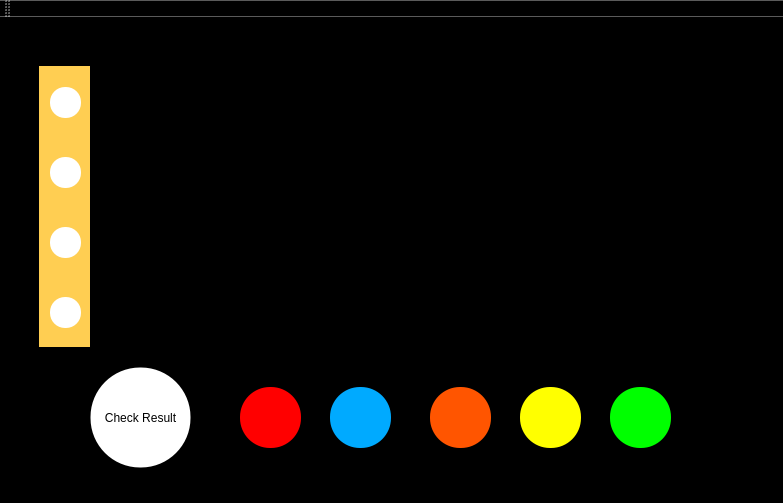
Old version of the form mainwindow.ui in the repository AugSuarez/mastermindGUI.
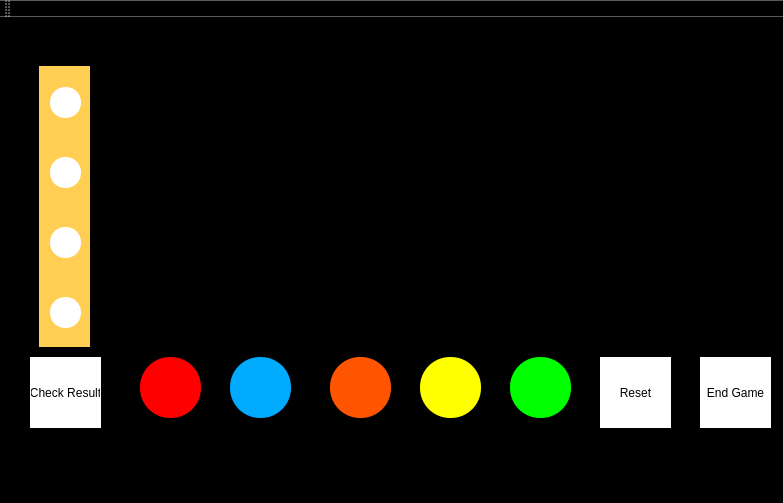
New version of the form.

Commit message: added End Game button

Patch:
```diff
--- a/mainwindow.ui
+++ b/mainwindow.ui
@@ -22,10 +22,10 @@
    <widget class="QPushButton" name="check">
     <property name="geometry">
      <rect>
-      <x>90</x>
-      <y>350</y>
-      <width>101</width>
-      <height>101</height>
+      <x>30</x>
+      <y>340</y>
+      <width>71</width>
+      <height>71</height>
      </rect>
     </property>
     <property name="styleSheet">
@@ -137,8 +137,8 @@
    <widget class="QPushButton" name="btnred">
     <property name="geometry">
      <rect>
-      <x>240</x>
-      <y>370</y>
+      <x>140</x>
+      <y>340</y>
       <width>61</width>
       <height>61</height>
      </rect>
@@ -158,8 +158,8 @@
    <widget class="QPushButton" name="btnblue">
     <property name="geometry">
      <rect>
-      <x>330</x>
-      <y>370</y>
+      <x>230</x>
+      <y>340</y>
       <width>61</width>
       <height>61</height>
      </rect>
@@ -177,8 +177,8 @@
    <widget class="QPushButton" name="btnorg">
     <property name="geometry">
      <rect>
-      <x>430</x>
-      <y>370</y>
+      <x>330</x>
+      <y>340</y>
       <width>61</width>
       <height>61</height>
      </rect>
@@ -196,8 +196,8 @@
    <widget class="QPushButton" name="btnyel">
     <property name="geometry">
      <rect>
-      <x>520</x>
-      <y>370</y>
+      <x>420</x>
+      <y>340</y>
       <width>61</width>
       <height>61</height>
      </rect>
@@ -215,8 +215,8 @@
    <widget class="QPushButton" name="btngrn">
     <property name="geometry">
      <rect>
-      <x>610</x>
-      <y>370</y>
+      <x>510</x>
+      <y>340</y>
       <width>61</width>
       <height>61</height>
      </rect>
@@ -231,6 +231,48 @@
      <string/>
     </property>
    </widget>
+   <widget class="QPushButton" name="reset">
+    <property name="geometry">
+     <rect>
+      <x>600</x>
+      <y>340</y>
+      <width>71</width>
+      <height>71</height>
+     </rect>
+    </property>
+    <property name="styleSheet">
+     <string notr="true">QPushButton{
+background-color: #fff;
+border-width: 1px;
+border-style: solid;
+border-radius: 50px;
+}</string>
+    </property>
+    <property name="text">
+     <string>Reset</string>
+    </property>
+   </widget>
+   <widget class="QPushButton" name="end">
+    <property name="geometry">
+     <rect>
+      <x>700</x>
+      <y>340</y>
+      <width>71</width>
+      <height>71</height>
+     </rect>
+    </property>
+    <property name="styleSheet">
+     <string notr="true">QPushButton{
+background-color: #fff;
+border-width: 1px;
+border-style: solid;
+border-radius: 50px;
+}</string>
+    </property>
+    <property name="text">
+     <string>End Game</string>
+    </property>
+   </widget>
   </widget>
   <widget class="QMenuBar" name="menuBar">
    <property name="geometry">
```
The commit also changes 3 other files.
